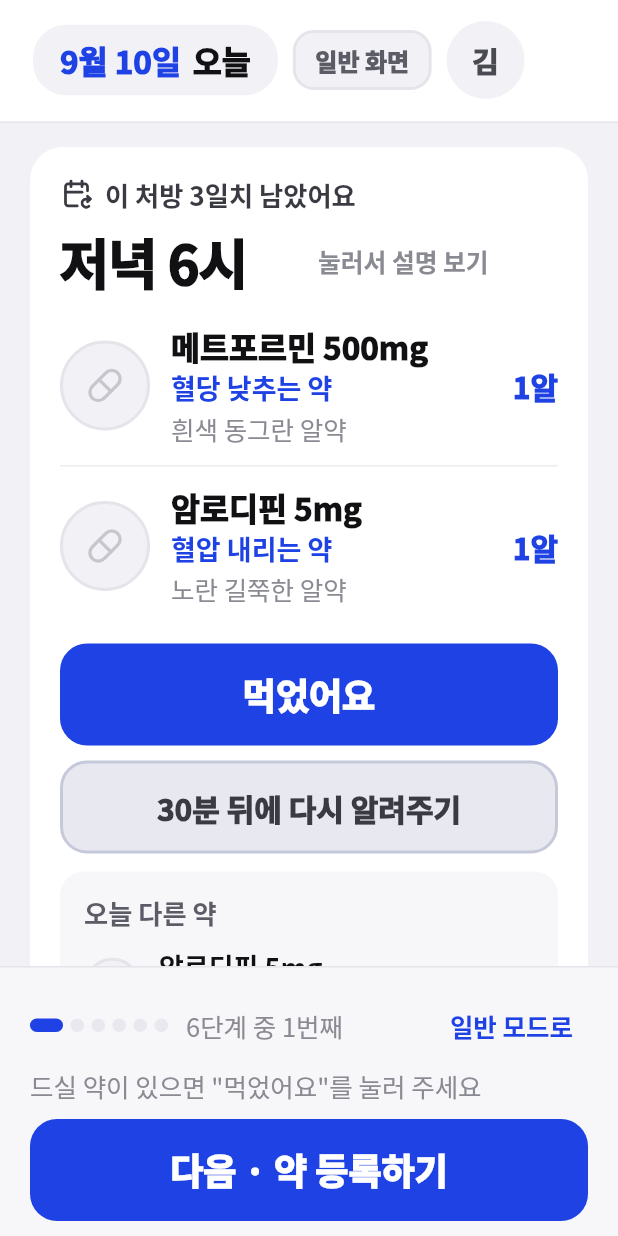
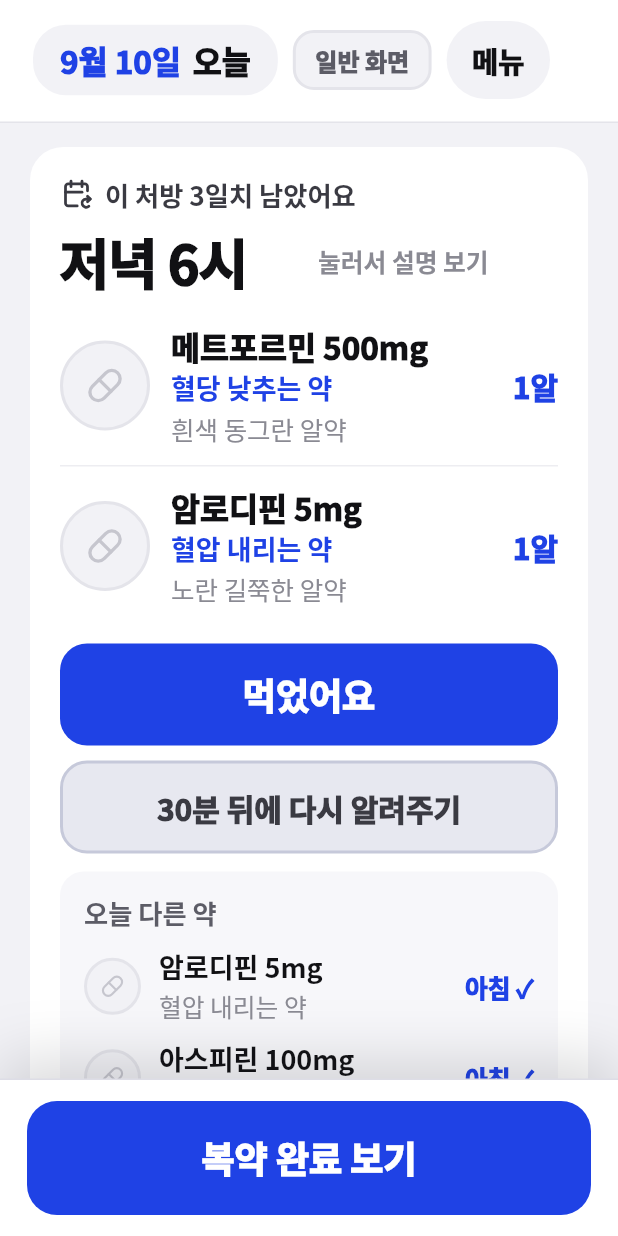
Before and after one commit to bong-bong00/alkong_yakong, a Flutter app: the EasyFlowShell screen opened directly, on a phone screen of 412 x 824 dp. Run offline on Flutter 3.47's test engine with Material 3 defaults, Android fonts, the phone set to English and light mode, and no system bars; our stand-ins replace dio, fl_chart, flutter_riverpod, flutter_tabler_icons, go_router, image_picker and 2 more; missing offline and left inert: polar; accounts and stored records are empty; Roboto replaces fonts that are missing (Noto Sans KR).

Commit message:
쉬운 모드를 새 스펙에 맞춘다
구성은 일반 모드와 동일하게 두고 세 가지만 바꾼다는 원칙은 그대로다.
달라진 것은 그 셋의 내용이다.

헤더의 모드 배지가 파랑으로 차고, 홈에서는 아바타 자리가 "메뉴"
버튼이 된다. 하단 바는 진행 점 대신 "다음 한 걸음" 버튼 하나만
남겼다. 라벨이 다음에 갈 곳을 그대로 말한다.

흐름을 오늘 → 복약 완료 → 기록 → 심박수 → 내 약 목록으로 바꿨다.
흐름 밖 화면에서는 "오늘 화면으로 가기"가 된다.

메뉴 시트를 새로 만들었다. 한 줄로만 갈 수 있으면 그것대로 갇히기
때문에 열 곳으로 바로 가는 문을 열어 뒀다.

오늘 화면에서 약을 아직 안 눌렀는데 넘어가려 하면 한 번 묻는다.
자동으로 "안 드셨어요"로 확정하지 않는다.

측정 중에는 하단 바를 숨긴다. 자기 흐름을 끝까지 마쳐야 하는
화면에서 "다음"은 방해가 된다.

Co-Authored-By: Claude Opus 5 <noreply@anthropic.com>
Claude-Session: https://claude.ai/code/session_01DraJsXS4EGMwwwVqsKY4Qt

```diff
--- a/lib/features/dashboard/presentation/screens/patient_home_screen.dart
+++ b/lib/features/dashboard/presentation/screens/patient_home_screen.dart
@@ -12,6 +12,8 @@ import '../../../../core/widgets/senior_header.dart';
 import '../../../medication/application/medication_controller.dart';
 import '../../../medication/domain/medication_models.dart';
 import '../../../medication/presentation/widgets/dose_flow_sheets.dart';
+import '../../../easy_flow/domain/easy_flow.dart';
+import '../../../easy_flow/presentation/easy_flow_shell.dart';
 import '../../../medication/presentation/widgets/dose_guard_sheets.dart';
 
 /// 12 / 15 · 오늘 · 홈.
@@ -38,6 +40,13 @@ class PatientHomeScreen extends ConsumerStatefulWidget {
   /// 복약을 기록한 뒤 완료 화면으로.
   final VoidCallback? onDone;
 
+  /// 쉬운 모드인지. 헤더의 아바타가 "메뉴" 버튼으로 바뀌고
+  /// 스크롤 아래 여백이 하단 바만큼 늘어난다.
+  final bool easyMode;
+
+  /// 쉬운 모드에서 메뉴를 열 때.
+  final VoidCallback? onOpenMenu;
+
   const PatientHomeScreen({
     super.key,
     this.onOpenRecord,
@@ -48,6 +57,8 @@ class PatientHomeScreen extends ConsumerStatefulWidget {
     this.onOpenDrug,
     this.onMeasure,
     this.onDone,
+    this.easyMode = false,
+    this.onOpenMenu,
   });
 
   @override
@@ -151,10 +162,21 @@ class _PatientHomeScreenState extends ConsumerState<PatientHomeScreen> {
 
     return Column(
       children: [
-        _Header(userName: '김복자', date: now),
+        _Header(
+          userName: '김복자',
+          date: now,
+          easyMode: widget.easyMode,
+          onOpenMenu: widget.onOpenMenu,
+        ),
         Expanded(
           child: SingleChildScrollView(
-            padding: const EdgeInsets.fromLTRB(20, 16, 20, 28),
+            padding: EdgeInsets.fromLTRB(
+              20,
+              16,
+              20,
+              // 쉬운 모드의 하단 바가 마지막 카드를 가리지 않게 한다.
+              widget.easyMode ? kEasyBarScrollPadding : 28,
+            ),
             child: Column(
               crossAxisAlignment: CrossAxisAlignment.stretch,
               children: [
@@ -203,8 +225,15 @@ class _PatientHomeScreenState extends ConsumerState<PatientHomeScreen> {
 class _Header extends StatelessWidget {
   final String userName;
   final DateTime date;
+  final bool easyMode;
+  final VoidCallback? onOpenMenu;
 
-  const _Header({required this.userName, required this.date});
+  const _Header({
+    required this.userName,
+    required this.date,
+    this.easyMode = false,
+    this.onOpenMenu,
+  });
 
   @override
   Widget build(BuildContext context) {
@@ -241,7 +270,10 @@ class _Header extends StatelessWidget {
           const SizedBox(width: 10),
           const ModeBadge(),
           const SizedBox(width: 10),
-          InitialAvatar(name: userName, size: 52, background: AppColors.bg),
+          if (easyMode && onOpenMenu != null)
+            EasyMenuButton(onTap: onOpenMenu!)
+          else
+            InitialAvatar(name: userName, size: 52, background: AppColors.bg),
         ],
       ),
     );
--- a/lib/features/easy_flow/domain/easy_flow.dart
+++ b/lib/features/easy_flow/domain/easy_flow.dart
@@ -1,73 +1,79 @@
 import 'package:flutter/foundation.dart';
 
-/// 쉬운 모드에서 지나가는 화면 하나.
+/// 쉬운 모드가 지나가는 화면.
 ///
-/// **새 화면을 만들지 않는다.** 일반 모드가 쓰는 화면을 그대로 불러오고,
-/// 순서와 버튼만 이 목록이 정한다.
+/// **새 화면을 만들지 않는다.** 일반 모드가 쓰는 화면을 그대로 부르고,
+/// 순서와 버튼 라벨만 이 목록이 정한다.
+enum EasyScreen {
+  today,
+  done,
+  record,
+  heart,
+  medicines,
+  prescription,
+  interaction,
+  myInfo,
+  chat,
+  measure,
+}
+
+/// 한 걸음.
 @immutable
 class EasyStep {
-  /// 단계 제목. 화면 위에 "지금 무엇을 하는 중인지" 알려준다.
-  final String title;
-
-  /// 어떤 화면을 부를지.
   final EasyScreen screen;
 
-  /// 다음으로 넘어가는 버튼에 쓸 말.
-  /// 마지막 단계면 처음으로 돌아간다.
+  /// 하단 바 버튼에 쓸 말. "다음 한 걸음"이 무엇인지 그대로 적는다.
   final String nextLabel;
 
-  /// 이 단계에서 할 일을 한 줄로 설명. 제목만으로 부족할 때만 쓴다.
-  final String? hint;
-
-  const EasyStep({
-    required this.title,
-    required this.screen,
-    required this.nextLabel,
-    this.hint,
-  });
+  const EasyStep({required this.screen, required this.nextLabel});
 }
 
-/// 쉬운 모드가 부를 수 있는 화면들. 전부 일반 모드에도 있는 화면이다.
-enum EasyScreen { today, prescription, interaction, record, heartbeat, myInfo }
+/// 다음 한 걸음 순서.
+///
+/// 하루에 실제로 일어나는 차례를 따른다.
+/// 흐름 밖 화면에서는 라벨이 "오늘 화면으로 가기"가 된다.
+const List<EasyStep> kEasyFlow = [
+  EasyStep(screen: EasyScreen.today, nextLabel: '복약 완료 보기'),
+  EasyStep(screen: EasyScreen.done, nextLabel: '복약 기록 보기'),
+  EasyStep(screen: EasyScreen.record, nextLabel: '심박수 보기'),
+  EasyStep(screen: EasyScreen.heart, nextLabel: '내 약 목록 보기'),
+  EasyStep(screen: EasyScreen.medicines, nextLabel: '오늘 화면으로 가기'),
+];
 
-/// 쉬운 모드의 화면 순서.
+/// 흐름 밖 화면에서 쓰는 라벨.
+const String kEasyFallbackLabel = '오늘 화면으로 가기';
+
+/// 쉬운 모드 메뉴에서 바로 갈 수 있는 곳.
 ///
-/// 순서를 정한 기준은 **하루에 실제로 일어나는 차례**다.
-/// 약을 먹고 → 새 처방전이 생기면 등록하고 → 같이 먹어도 되는지 보고 →
-/// 그동안 잘 드셨는지 보고 → 몸 상태를 보고 → 내 정보를 확인한다.
+/// 흐름을 따라가다 길을 잃어도 여기서 원하는 화면으로 바로 간다.
+const List<EasyDestination> kEasyMenu = [
+  EasyDestination('오늘 먹을 약', EasyScreen.today),
+  EasyDestination('복약 기록', EasyScreen.record),
+  EasyDestination('내 약 설명', EasyScreen.medicines),
+  EasyDestination('AI 약사 상담', EasyScreen.chat),
+  EasyDestination('심박수 관리', EasyScreen.heart),
+  EasyDestination('심박수 재기', EasyScreen.measure),
+  EasyDestination('처방전 넣기', EasyScreen.prescription),
+  EasyDestination('함께먹기 주의', EasyScreen.interaction),
+  EasyDestination('복약 완료', EasyScreen.done),
+  EasyDestination('내 정보', EasyScreen.myInfo),
+];
+
+@immutable
+class EasyDestination {
+  final String label;
+  final EasyScreen screen;
+
+  const EasyDestination(this.label, this.screen);
+}
+
+/// 하단 바를 숨길 화면.
 ///
-/// 순서를 바꾸려면 이 목록만 고치면 된다. 화면 코드는 건드리지 않는다.
-const List<EasyStep> kEasyFlow = [
-  EasyStep(
-    title: '오늘 약 드시기',
-    screen: EasyScreen.today,
-    nextLabel: '다음 · 약 등록하기',
-    hint: '드실 약이 있으면 "먹었어요"를 눌러 주세요',
-  ),
-  EasyStep(
-    title: '약 등록하기',
-    screen: EasyScreen.prescription,
-    nextLabel: '다음 · 함께 먹어도 되는지 보기',
-    hint: '처방전을 찍으면 약이 저장돼요',
-  ),
-  EasyStep(
-    title: '함께 먹어도 되는지 보기',
-    screen: EasyScreen.interaction,
-    nextLabel: '다음 · 그동안 기록 보기',
-  ),
-  EasyStep(
-    title: '그동안 기록 보기',
-    screen: EasyScreen.record,
-    nextLabel: '다음 · 심장 박동 보기',
-  ),
-  EasyStep(
-    title: '심장 박동 보기',
-    screen: EasyScreen.heartbeat,
-    nextLabel: '다음 · 내 정보 보기',
-  ),
-  EasyStep(
-    title: '내 정보 보기',
-    screen: EasyScreen.myInfo,
-    nextLabel: '처음으로 돌아가기',
-  ),
-];
+/// 측정 중이거나 심박수가 이상한 상황에서는 "다음 한 걸음"이 방해가 된다.
+/// 그 화면들은 자기 흐름을 끝까지 마쳐야 한다.
+bool showsEasyBar(EasyScreen screen) =>
+    screen != EasyScreen.measure;
+
+/// 하단 바가 뜰 때 스크롤 아래에 둘 여백.
+/// 바가 마지막 카드를 가리지 않게 한다.
+const double kEasyBarScrollPadding = 140;
--- a/lib/features/easy_flow/presentation/easy_flow_shell.dart
+++ b/lib/features/easy_flow/presentation/easy_flow_shell.dart
@@ -6,20 +6,26 @@ import '../../../core/mode/app_mode.dart';
 import '../../../core/theme/app_typography.dart';
 import '../../../core/widgets/senior_button.dart';
 import '../../biosignal/presentation/screens/heart_screen.dart';
+import '../../biosignal/presentation/screens/measure_screen.dart';
 import '../../dashboard/presentation/screens/medication_record_screen.dart';
 import '../../dashboard/presentation/screens/patient_home_screen.dart';
 import '../../dur_analysis/presentation/screens/dur_analysis_screen.dart';
+import '../../medication/application/medication_controller.dart';
+import '../../medication/domain/medication_models.dart';
+import '../../medication/presentation/screens/dose_done_screen.dart';
+import '../../medicines/presentation/screens/my_medicines_screen.dart';
+import '../../medicines/presentation/screens/pharmacist_chat_screen.dart';
 import '../../prescription/presentation/screens/prescription_screen.dart';
 import '../../profile/presentation/screens/mypage_screen.dart';
 import '../domain/easy_flow.dart';
+import 'widgets/easy_sheets.dart';
 
 /// 쉬운 모드 쉘.
 ///
-/// 화면은 일반 모드와 **완전히 같은 것**을 부른다. 다른 것은 두 가지뿐이다.
-/// 1. 아래 탭 대신 "다음" 버튼 하나가 있고, 화면이 한 줄로 이어진다.
-/// 2. 지금 몇 번째인지 점으로 보여준다.
-///
-/// 순서는 [kEasyFlow]가 정한다. 순서를 바꿀 때 이 파일은 고치지 않는다.
+/// 구성은 일반 모드와 **동일**하다. 달라지는 것은 셋뿐이다.
+/// 1. 헤더의 모드 배지가 파랑으로 차고, 아바타 자리가 "메뉴"가 된다.
+/// 2. 하단에 "다음 한 걸음" 버튼 하나가 붙는다.
+/// 3. 화면 안의 주 버튼 일부를 숨긴다 — 하단 바가 그 역할을 대신하기 때문.
 class EasyFlowShell extends ConsumerStatefulWidget {
   const EasyFlowShell({super.key});
 
@@ -28,44 +34,120 @@ class EasyFlowShell extends ConsumerStatefulWidget {
 }
 
 class _EasyFlowShellState extends ConsumerState<EasyFlowShell> {
-  int _index = 0;
+  EasyScreen _screen = EasyScreen.today;
 
-  EasyStep get _step => kEasyFlow[_index];
+  /// 지나온 화면. "이전"에서 하나씩 꺼낸다.
+  final List<EasyScreen> _history = <EasyScreen>[];
 
-  void _next() {
+  /// 흐름 안에서 지금 화면이 몇 번째인지. 흐름 밖이면 -1.
+  int get _flowIndex =>
+      kEasyFlow.indexWhere((step) => step.screen == _screen);
+
+  String get _nextLabel {
+    final index = _flowIndex;
+    if (index < 0) return kEasyFallbackLabel;
+    return kEasyFlow[index].nextLabel;
+  }
+
+  void _goTo(EasyScreen screen) {
+    if (screen == _screen) return;
     setState(() {
-      // 마지막 단계에서 누르면 처음으로 돌아간다. 끝나서 막히는 곳이 없다.
-      _index = (_index + 1) % kEasyFlow.length;
+      _history.add(_screen);
+      if (_history.length > 40) _history.removeAt(0);
+      _screen = screen;
     });
   }
 
   void _back() {
-    if (_index == 0) return;
-    setState(() => _index -= 1);
+    if (_history.isEmpty) return;
+    setState(() => _screen = _history.removeLast());
   }
 
-  void _jumpTo(EasyScreen screen) {
-    final target = kEasyFlow.indexWhere((s) => s.screen == screen);
-    if (target >= 0) setState(() => _index = target);
+  /// 다음 한 걸음.
+  Future<void> _next() async {
+    final index = _flowIndex;
+
+    // 흐름 밖이면 오늘 화면으로 되돌린다.
+    if (index < 0) {
+      _goTo(EasyScreen.today);
+      return;
+    }
+
+    // 오늘 화면에서 저녁 약을 아직 안 눌렀는데 넘어가려 하면 한 번 묻는다.
+    if (_screen == EasyScreen.today) {
+      final dose = ref.read(medicationProvider).doseOf(DoseSlot.dinner);
+      if (!dose.taken) {
+        final choice = await showSkipConfirmSheet(
+          context,
+          slotLabel: dose.slot.label,
+        );
+        if (!mounted) return;
+        switch (choice) {
+          case SkipChoice.stay:
+            return;
+          case SkipChoice.takeAndContinue:
+            ref.read(medicationProvider.notifier).takeAnyway(DoseSlot.dinner);
+          case SkipChoice.skip:
+            break;
+        }
+      }
+    }
+
+    final nextIndex = index + 1;
+    _goTo(
+      nextIndex < kEasyFlow.length
+          ? kEasyFlow[nextIndex].screen
+          : EasyScreen.today,
+    );
+  }
+
+  Future<void> _openMenu() async {
+    final result = await showEasyMenuSheet(context, userName: '복자');
+    if (!mounted || result == null) return;
+    if (result.leaveEasyMode) {
+      await ref.read(appModeProvider.notifier).set(AppMode.normal);
+      return;
+    }
+    if (result.screen != null) _goTo(result.screen!);
   }
 
   /// 일반 모드가 쓰는 화면을 그대로 부른다.
   Widget _buildScreen() {
-    switch (_step.screen) {
+    switch (_screen) {
       case EasyScreen.today:
         return PatientHomeScreen(
-          onOpenRecord: () => _jumpTo(EasyScreen.record),
-          onOpenHeartbeat: () => _jumpTo(EasyScreen.heartbeat),
+          easyMode: true,
+          onOpenMenu: _openMenu,
+          onOpenRecord: () => _goTo(EasyScreen.record),
+          onOpenHeartbeat: () => _goTo(EasyScreen.heart),
+          onOpenMedicines: () => _goTo(EasyScreen.medicines),
+          onOpenChat: () => _goTo(EasyScreen.chat),
+          onOpenPrescription: () => _goTo(EasyScreen.prescription),
+          onDone: () => _goTo(EasyScreen.done),
+          onMeasure: () => _goTo(EasyScreen.measure),
         );
+      case EasyScreen.done:
+        return DoseDoneScreen(
+          slot: DoseSlot.dinner,
+          onUndone: () => _goTo(EasyScreen.today),
+        );
+      case EasyScreen.record:
+        return const MedicationRecordScreen();
+      case EasyScreen.heart:
+        return const HeartScreen();
+      case EasyScreen.medicines:
+        return const MyMedicinesScreen();
       case EasyScreen.prescription:
-        // 등록이 끝나면 손대지 않아도 다음 화면으로 넘어간다.
-        return PrescriptionScreen(onCompleted: _next);
+        // 등록이 끝나면 손대지 않아도 함께먹기 주의로 넘어간다.
+        return PrescriptionScreen(
+          onCompleted: () => _goTo(EasyScreen.interaction),
+        );
       case EasyScreen.interaction:
         return const DurAnalysisScreen();
-      case EasyScreen.record:
-        return const MedicationRecordScreen();
-      case EasyScreen.heartbeat:
-        return const HeartScreen();
+      case EasyScreen.chat:
+        return const PharmacistChatScreen();
+      case EasyScreen.measure:
+        return const MeasureScreen();
       case EasyScreen.myInfo:
         return const MyPageScreen();
     }
@@ -73,102 +155,82 @@ class _EasyFlowShellState extends ConsumerState<EasyFlowShell> {
 
   @override
   Widget build(BuildContext context) {
+    final showBar = showsEasyBar(_screen);
     return Scaffold(
       backgroundColor: AppColors.bg,
       body: KeyedSubtree(
-        // 단계마다 새로 만든다. 심박 화면이 보이지도 않는데 센서를 잡고 있는
-        // 일이 없도록, 지나간 화면은 남겨두지 않는다.
-        key: ValueKey(_step.screen),
+        // 화면마다 새로 만든다. 보이지도 않는 화면이 센서를 잡고 있지 않도록.
+        key: ValueKey(_screen),
+        child: MediaQuery.removePadding(
+          context: context,
+          removeBottom: true,
           child: _buildScreen(),
         ),
-      bottomNavigationBar: _EasyFlowBar(
-        index: _index,
-        total: kEasyFlow.length,
-        step: _step,
+      ),
+      bottomNavigationBar: showBar
+          ? _EasyFlowBar(
+              label: _nextLabel,
               onNext: _next,
-        onBack: _index == 0 ? null : _back,
-        onLeave: () =>
-            ref.read(appModeProvider.notifier).set(AppMode.normal),
-      ),
+              onBack: _history.isEmpty ? null : _back,
+            )
+          : null,
     );
   }
 }
 
+/// 다음 한 걸음 바.
 class _EasyFlowBar extends StatelessWidget {
-  final int index;
-  final int total;
-  final EasyStep step;
+  final String label;
   final VoidCallback onNext;
   final VoidCallback? onBack;
-  final VoidCallback onLeave;
 
   const _EasyFlowBar({
-    required this.index,
-    required this.total,
-    required this.step,
+    required this.label,
     required this.onNext,
     required this.onBack,
-    required this.onLeave,
   });
 
   @override
   Widget build(BuildContext context) {
     return Container(
       decoration: const BoxDecoration(
-        color: AppColors.headerBg,
-        border: Border(top: BorderSide(color: AppColors.border, width: 1)),
+        color: AppColors.surface,
+        border: Border(top: BorderSide(color: Color(0xFFDDDDE6), width: 1)),
+        boxShadow: [
+          BoxShadow(
+            color: Color(0x2914161E),
+            blurRadius: 34,
+            offset: Offset(0, -12),
+          ),
+        ],
       ),
       child: SafeArea(
         top: false,
         child: Padding(
-          padding: const EdgeInsets.fromLTRB(20, 14, 20, 10),
+          padding: const EdgeInsets.fromLTRB(18, 14, 18, 14),
           child: Column(
             mainAxisSize: MainAxisSize.min,
             crossAxisAlignment: CrossAxisAlignment.stretch,
             children: [
-              // ── 지금 몇 번째인지 ──
-              Row(
-                children: [
-                  _StepDots(index: index, total: total),
-                  const SizedBox(width: 12),
-                  Expanded(
-                    child: Text(
-                      '$total단계 중 ${index + 1}번째',
-                      style: AppText.caption(size: 17),
+              if (onBack != null) ...[
+                Align(
+                  alignment: Alignment.centerLeft,
+                  child: SeniorTextButton(
+                    label: '이전으로',
+                    expand: false,
+                    fontSize: 17,
+                    onPressed: onBack,
                   ),
                 ),
-                  // 막다른 곳이 없도록 나가는 길을 항상 열어 둔다.
-                  Semantics(
-                    button: true,
-                    child: InkWell(
-                      onTap: onLeave,
-                      borderRadius: BorderRadius.circular(12),
-                      child: Padding(
-                        padding: const EdgeInsets.symmetric(
-                          horizontal: 10,
-                          vertical: 12,
+                const SizedBox(height: 4),
+              ],
+              SeniorButton(
+                label: label,
+                minHeight: 76,
+                fontSize: 24,
+                radius: 20,
+                onPressed: onNext,
               ),
-                        child: Text(
-                          '일반 모드로',
-                          style: AppText.label(
-                            size: 17,
-                            color: AppColors.point,
-                            weight: FontWeight.w700,
-                          ),
-                        ),
-                      ),
-                    ),
-                  ),
-                ],
-              ),
-              if (step.hint != null) ...[
-                const SizedBox(height: 2),
-                Text(step.hint!, style: AppText.caption(size: 17)),
-              ],
-              const SizedBox(height: 10),
-              SeniorButton(label: step.nextLabel, onPressed: onNext),
-              if (onBack != null)
-                SeniorTextButton(label: '이전으로', onPressed: onBack),
             ],
           ),
         ),
@@ -177,31 +239,29 @@ class _EasyFlowBar extends StatelessWidget {
   }
 }
 
-/// 진행 점. 지나온 단계는 채워지고, 지금 단계는 길쭉해진다.
-class _StepDots extends StatelessWidget {
-  final int index;
-  final int total;
+/// 헤더 오른쪽의 "메뉴" 버튼. 쉬운 모드에서 아바타 자리를 대신한다.
+class EasyMenuButton extends StatelessWidget {
+  final VoidCallback onTap;
 
-  const _StepDots({required this.index, required this.total});
+  const EasyMenuButton({super.key, required this.onTap});
 
   @override
   Widget build(BuildContext context) {
-    return ExcludeSemantics(
-      child: Row(
-        mainAxisSize: MainAxisSize.min,
-        children: [
-          for (int i = 0; i < total; i++) ...[
-            if (i > 0) const SizedBox(width: 5),
-            Container(
-              width: i == index ? 22 : 9,
-              height: 9,
+    return Semantics(
+      button: true,
+      label: '메뉴 열기',
+      child: GestureDetector(
+        onTap: onTap,
+        child: Container(
+          constraints: const BoxConstraints(minHeight: 52),
+          alignment: Alignment.center,
+          padding: const EdgeInsets.symmetric(horizontal: 17),
           decoration: BoxDecoration(
-                color: i <= index ? AppColors.point : AppColors.chipBg,
-                borderRadius: BorderRadius.circular(5),
+            color: AppColors.bg,
+            borderRadius: BorderRadius.circular(26),
           ),
+          child: Text('메뉴', style: AppText.cardTitle(size: 19)),
         ),
-          ],
-        ],
       ),
     );
   }
```
Also changed, not shown: lib/features/easy_flow/presentation/widgets/easy_sheets.dart (added, +199 -0 lines), 1 other file. Lines whose indentation alone changed are shown as unchanged.
